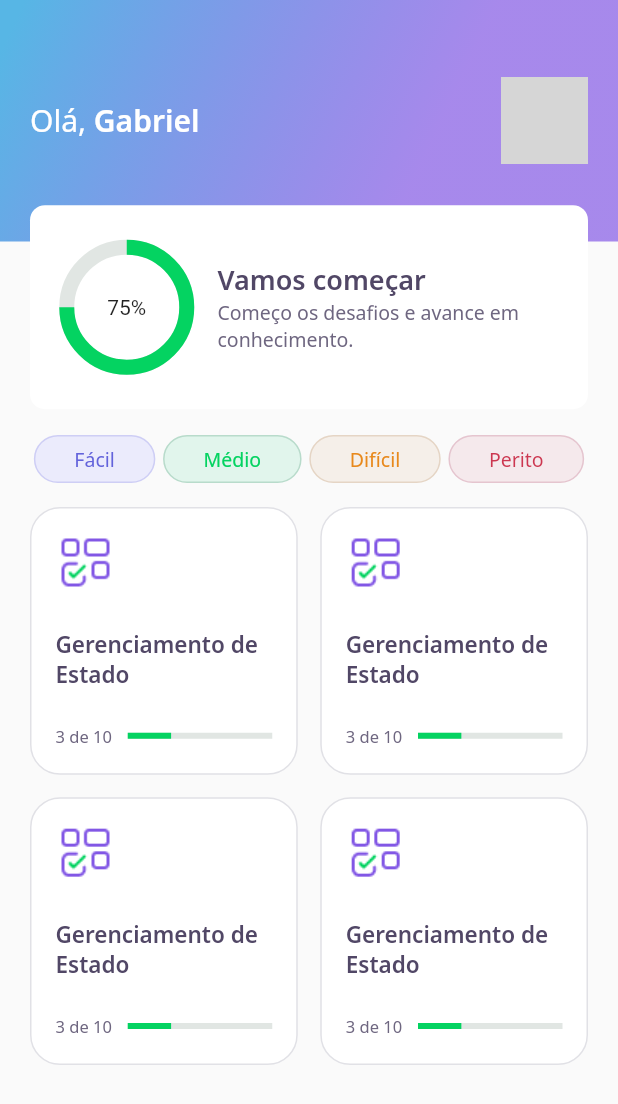
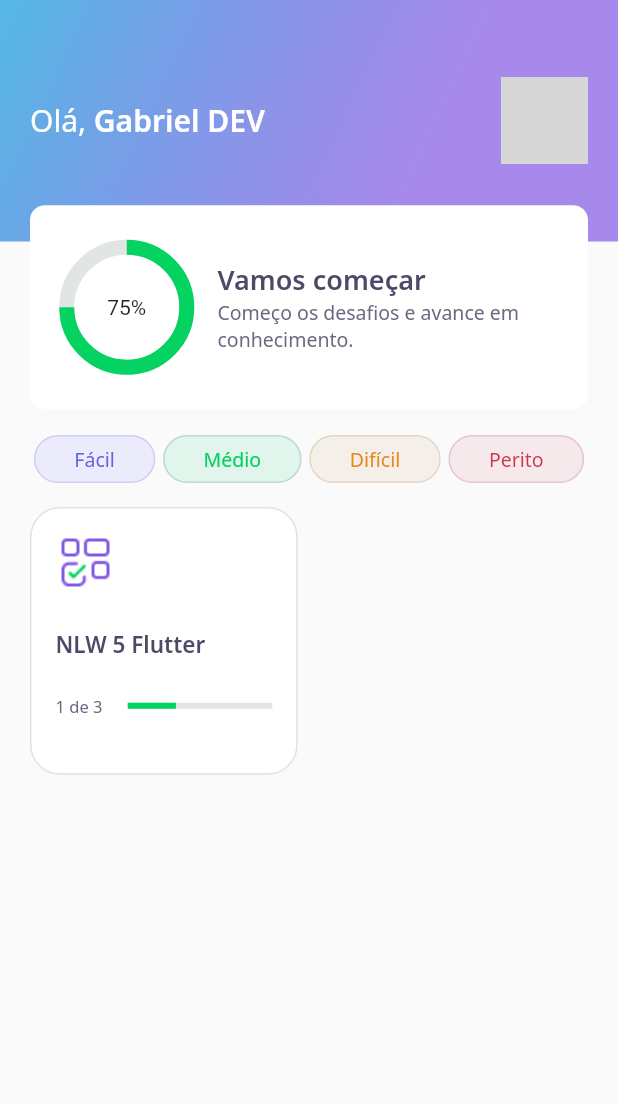
Before and after one commit to ayrongabriel/NLW05_dev_quiz, a Flutter app: the HomePage screen opened directly, on a phone screen of 412 x 824 dp. Shown: the top 1104 px of the screen. Run offline on Flutter 3.47's test engine with Material 2 defaults, Android fonts, the phone set to English and light mode, and no system bars; our stand-ins replace google_fonts; accounts and stored records are empty; network calls fail; grey boxes are pictures that could not be loaded.

Commit message:
UPGRADE AULA 3

```diff
--- /dev/null
+++ b/assets/database/quizzes.json
@@ -0,0 +1,37 @@
+[
+    {
+    "title": "NLW 5 Flutter",
+        "questionAnswered": 1,
+        "image": "blocks",
+        "level": "facil",
+        "questions": [
+            {
+            "title": "Está curtindo o Flutter?",
+                "awnsers": [
+                    {"title": "Estou curtindo"},
+                    {"title": "Amando Flutter"},
+                    {"title": "Muito top"},
+                    {"title": "Show de bola", "isRight": true}
+                ]
+            },
+            {
+            "title": "Está curtindo o Flutter?",
+                "awnsers": [
+                    {"title": "Estou curtindo"},
+                    {"title": "Amando Flutter"},
+                    {"title": "Muito top"},
+                    {"title": "Show de bola", "isRight": true}
+                ]
+            },
+            {
+            "title": "Está curtindo o Flutter?",
+                "awnsers": [
+                    {"title": "Estou curtindo"},
+                    {"title": "Amando Flutter"},
+                    {"title": "Muito top"},
+                    {"title": "Show de bola", "isRight": true}
+                ]
+            }
+        ]
+    }
+]
--- /dev/null
+++ b/assets/database/user.json
@@ -0,0 +1,5 @@
+{
+    "name": "Gabriel DEV",
+    "photoUrl": "https://avatars.githubusercontent.com/u/34841819?v=4",
+    "score": 75
+}
--- a/lib/core/app_widget.dart
+++ b/lib/core/app_widget.dart
@@ -1,6 +1,4 @@
-import 'package:dev_quiz/views/challenge/challenge_page.dart';
 import 'package:dev_quiz/views/home_page/home_page.dart';
-import 'package:dev_quiz/views/splash/splash_page.dart';
 import 'package:flutter/material.dart';
 
 class AppWidget extends StatelessWidget {
@@ -10,8 +8,8 @@ class AppWidget extends StatelessWidget {
       debugShowCheckedModeBanner: false,
       title: "DevQuiz",
       // home: ChallengePage(),
-      // home: HomePage(),
-      home: SplashPage(),
+      home: HomePage(),
+      // home: SplashPage(),
     );
   }
 }
--- a/lib/views/challenge/widgets/question_indication/question_indicator.dart
+++ b/lib/views/challenge/widgets/question_indication/question_indicator.dart
@@ -1,6 +1,6 @@
 import 'package:dev_quiz/core/app_text_styles.dart';
 import 'package:dev_quiz/views/challenge/widgets/quiz/quiz_widget.dart';
-import 'package:dev_quiz/views/shared/linear_progress_indicator_widget.dart';
+import 'package:dev_quiz/views/shared/widgets/progress_indicator/linear_progress_indicator_widget.dart';
 import 'package:flutter/material.dart';
 
 class QuestionIndicator extends StatelessWidget {
--- /dev/null
+++ b/lib/views/home_page/home_controller.dart
@@ -0,0 +1,35 @@
+import 'package:dev_quiz/core/core.dart';
+import 'package:dev_quiz/views/home_page/home_repository.dart';
+import 'package:dev_quiz/views/home_page/home_state.dart';
+import 'package:dev_quiz/views/shared/models/quiz_model.dart';
+import 'package:dev_quiz/views/shared/models/user_model.dart';
+import 'package:flutter/foundation.dart';
+
+class HomeController {
+  final stateNotifier = ValueNotifier<HomeState>(HomeState.empty);
+  set state(HomeState state) => stateNotifier.value = state;
+  HomeState get state => stateNotifier.value;
+
+  UserModel? user;
+  List<QuizModel>? quizzes;
+  final repository = HomeRepository();
+
+  void getUser() async {
+    state = HomeState.loading;
+    user = await repository.getUser();
+    state = HomeState.success;
+  }
+
+  void getQuizzes() async {
+    state = HomeState.loading;
+    quizzes = await repository.getQuizzes();
+    state = HomeState.success;
+  }
+
+  void fetchData() async {
+    state = HomeState.loading;
+    user = await repository.getUser();
+    quizzes = await repository.getQuizzes();
+    state = HomeState.success;
+  }
+}
--- a/lib/views/home_page/home_page.dart
+++ b/lib/views/home_page/home_page.dart
@@ -1,3 +1,6 @@
+import 'package:dev_quiz/core/app_colors.dart';
+import 'package:dev_quiz/views/home_page/home_controller.dart';
+import 'package:dev_quiz/views/home_page/home_state.dart';
 import 'package:dev_quiz/views/home_page/quiz_card/quiz_card_widget.dart';
 import 'package:dev_quiz/views/home_page/widgets/appbar/app_bar_widget.dart';
 import 'package:dev_quiz/views/home_page/widgets/level_button/level_button_widget.dart';
@@ -9,12 +12,28 @@ class HomePage extends StatefulWidget {
 }
 
 class _HomePageState extends State<HomePage> {
+  final controller = HomeController();
+
+  @override
+  void initState() {
+    super.initState();
+    controller.getUser();
+    controller.getQuizzes();
+    controller.stateNotifier.addListener(() {
+      setState(() {});
+    });
+  }
+
   @override
   Widget build(BuildContext context) {
+    if (controller.state == HomeState.success)
       return Scaffold(
-      appBar: AppBarWidget(),
+        appBar: AppBarWidget(
+          user: controller.user!,
+        ),
         body: Padding(
-        padding: const EdgeInsets.only(top: 40, right: 20, bottom: 0, left: 20),
+          padding:
+              const EdgeInsets.only(top: 40, right: 20, bottom: 0, left: 20),
           child: Column(
             // mainAxisAlignment: MainAxisAlignment.center,
             children: [
@@ -40,17 +59,28 @@ class _HomePageState extends State<HomePage> {
                   crossAxisSpacing: 15,
                   mainAxisSpacing: 15,
                   crossAxisCount: 2,
-                children: [
-                  QuizCardWidget(),
-                  QuizCardWidget(),
-                  QuizCardWidget(),
-                  QuizCardWidget(),
-                ],
+                  children: controller.quizzes!
+                      .map((e) => QuizCardWidget(
+                            title: e.title,
+                            percent: e.questionAnswered / e.questions.length,
+                            completed:
+                                "${e.questionAnswered} de ${e.questions.length}",
+                          ))
+                      .toList(),
                 ),
               ),
             ],
           ),
         ),
       );
+    else {
+      return Scaffold(
+        body: Center(
+          child: CircularProgressIndicator(
+            valueColor: AlwaysStoppedAnimation<Color>(AppColors.chartPrimary),
+          ),
+        ),
+      );
     }
   }
+}
--- /dev/null
+++ b/lib/views/home_page/home_state.dart
@@ -0,0 +1 @@
+enum HomeState { loading, success, error, empty }
--- a/lib/views/home_page/quiz_card/quiz_card_widget.dart
+++ b/lib/views/home_page/quiz_card/quiz_card_widget.dart
@@ -1,10 +1,23 @@
+import 'package:dev_quiz/views/shared/models/quiz_model.dart';
+import 'package:flutter/material.dart';
+
 import 'package:dev_quiz/core/app_colors.dart';
 import 'package:dev_quiz/core/app_images.dart';
 import 'package:dev_quiz/core/app_text_styles.dart';
-import 'package:dev_quiz/views/shared/linear_progress_indicator_widget.dart';
-import 'package:flutter/material.dart';
+import 'package:dev_quiz/views/shared/widgets/progress_indicator/linear_progress_indicator_widget.dart';
 
 class QuizCardWidget extends StatelessWidget {
+  final String title;
+  final String completed;
+  final double percent;
+
+  const QuizCardWidget({
+    Key? key,
+    required this.title,
+    required this.completed,
+    required this.percent,
+  }) : super(key: key);
+
   @override
   Widget build(BuildContext context) {
     return Container(
@@ -27,7 +40,7 @@ class QuizCardWidget extends StatelessWidget {
             height: 24,
           ),
           Text(
-            "Gerenciamento de Estado",
+            title,
             style: AppTextStyles.heading15,
           ),
           SizedBox(
@@ -38,14 +51,14 @@ class QuizCardWidget extends StatelessWidget {
               Expanded(
                 flex: 1,
                 child: Text(
-                  "3 de 10",
+                  completed,
                   style: AppTextStyles.body11,
                 ),
               ),
               Expanded(
                 flex: 2,
                 child: LinearProgressIndicatorWidget(
-                  value: 0.3,
+                  value: percent,
                 ),
               )
             ],
--- a/lib/views/home_page/widgets/appbar/app_bar_widget.dart
+++ b/lib/views/home_page/widgets/appbar/app_bar_widget.dart
@@ -1,10 +1,13 @@
 import 'package:dev_quiz/core/app_gradients.dart';
 import 'package:dev_quiz/core/app_text_styles.dart';
 import 'package:dev_quiz/views/home_page/widgets/score_card/score_card_widget.dart';
+import 'package:dev_quiz/views/shared/models/user_model.dart';
 import 'package:flutter/material.dart';
 
 class AppBarWidget extends PreferredSize {
-  AppBarWidget()
+  final UserModel user;
+
+  AppBarWidget({required this.user})
       : super(
           preferredSize: Size.fromHeight(250),
           child: Container(
@@ -27,7 +30,7 @@ class AppBarWidget extends PreferredSize {
                             style: AppTextStyles.title,
                             children: [
                               TextSpan(
-                                  text: "Gabriel",
+                                  text: user.name,
                                   style: AppTextStyles.titleBold),
                             ]),
                       ),
@@ -37,8 +40,7 @@ class AppBarWidget extends PreferredSize {
                         decoration: BoxDecoration(
                             borderRadius: BorderRadius.circular(10),
                             image: DecorationImage(
-                                image: NetworkImage(
-                                    'https://avatars.githubusercontent.com/u/34841819?v=4'))),
+                                image: NetworkImage(user.photoUrl))),
                       ),
                     ],
                   ),
--- /dev/null
+++ b/lib/views/shared/models/quiz_model.dart
@@ -0,0 +1,65 @@
+import 'dart:convert';
+
+import 'package:dev_quiz/views/shared/models/question_model.dart';
+
+enum Level { facil, medio, dificil, perito }
+
+extension LevelStringExt on String {
+  Level get parse => {
+        "facil": Level.facil,
+        "medio": Level.medio,
+        "dificil": Level.dificil,
+        "perito": Level.perito,
+      }[this]!;
+}
+
+extension LevelExt on Level {
+  String get parse => {
+        Level.facil: "facil",
+        Level.medio: "medio",
+        Level.dificil: "dificil",
+        Level.perito: "perito",
+      }[this]!;
+}
+
+class QuizModel {
+  final List<QuestionModel> questions;
+  final String title;
+  final int questionAnswered;
+  final String image;
+  final Level level;
+
+  QuizModel({
+    required this.questions,
+    required this.title,
+    this.questionAnswered = 0,
+    required this.image,
+    required this.level,
+  });
+
+  Map<String, dynamic> toMap() {
+    return {
+      'questions': questions.map((x) => x.toMap()).toList(),
+      'title': title,
+      'questionAnswered': questionAnswered,
+      'image': image,
+      'level': level.parse,
+    };
+  }
+
+  factory QuizModel.fromMap(Map<String, dynamic> map) {
+    return QuizModel(
+      questions: List<QuestionModel>.from(
+          map['questions']?.map((x) => QuestionModel.fromMap(x))),
+      title: map['title'],
+      questionAnswered: map['questionAnswered'],
+      image: map['image'],
+      level: map['level'].toString().parse,
+    );
+  }
+
+  String toJson() => json.encode(toMap());
+
+  factory QuizModel.fromJson(String source) =>
+      QuizModel.fromMap(json.decode(source));
+}
--- /dev/null
+++ b/lib/views/shared/models/user_model.dart
@@ -0,0 +1,34 @@
+import 'dart:convert';
+
+class UserModel {
+  final String name;
+  final String photoUrl;
+  final int score;
+
+  UserModel({
+    required this.name,
+    required this.photoUrl,
+    this.score = 0,
+  });
+
+  Map<String, dynamic> toMap() {
+    return {
+      'name': name,
+      'photoUrl': photoUrl,
+      'score': score,
+    };
+  }
+
+  factory UserModel.fromMap(Map<String, dynamic> map) {
+    return UserModel(
+      name: map['name'],
+      photoUrl: map['photoUrl'],
+      score: map['score'],
+    );
+  }
+
+  String toJson() => json.encode(toMap());
+
+  factory UserModel.fromJson(String source) =>
+      UserModel.fromMap(json.decode(source));
+}
--- a/pubspec.yaml
+++ b/pubspec.yaml
@@ -18,5 +18,6 @@ dev_dependencies:
 flutter:
   assets:
     - assets/images/
+    - assets/database/
 
   uses-material-design: true
```
Also changed, not shown: lib/views/home_page/home_repository.dart (added, +21 -0 lines), lib/views/shared/models/awnser_model.dart (added, +30 -0 lines), lib/views/shared/models/question_model.dart (added, +31 -0 lines), lib/views/shared/widgets/progress_indicator/linear_progress_indicator_widget.dart (renamed from lib/views/shared/linear_progress_indicator_widget.dart). Lines whose indentation alone changed are shown as unchanged.
